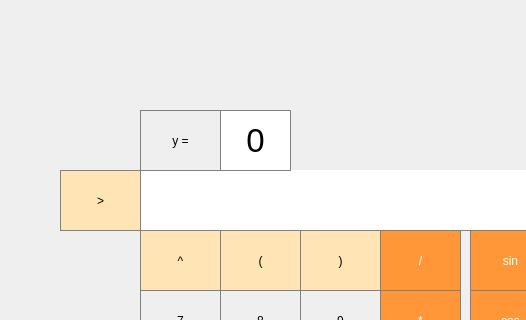
Above: src/front/thracebe_calc/mainwindow.ui from sagadief/SmartCalc-v1.0 before the change; both pictures show x 0 to 526 and y 0 to 320 of the 800 by 600 pixel window. Below: the same form after it.
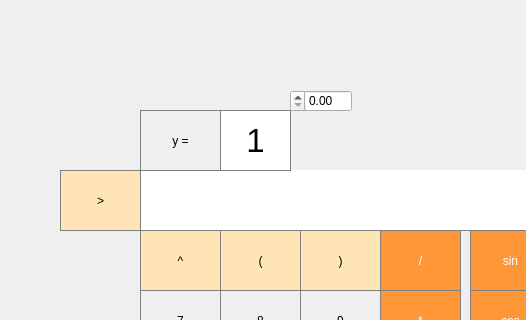
That is the form after the change.

```diff
--- a/src/front/thracebe_calc/mainwindow.ui
+++ b/src/front/thracebe_calc/mainwindow.ui
@@ -1038,12 +1038,22 @@
 </string>
     </property>
     <property name="text">
-     <string>0</string>
+     <string>1</string>
     </property>
     <property name="alignment">
      <set>Qt::AlignCenter</set>
     </property>
    </widget>
+   <widget class="QDoubleSpinBox" name="doubleSpinBox">
+    <property name="geometry">
+     <rect>
+      <x>290</x>
+      <y>90</y>
+      <width>62</width>
+      <height>22</height>
+     </rect>
+    </property>
+   </widget>
   </widget>
  </widget>
  <resources/>
```
